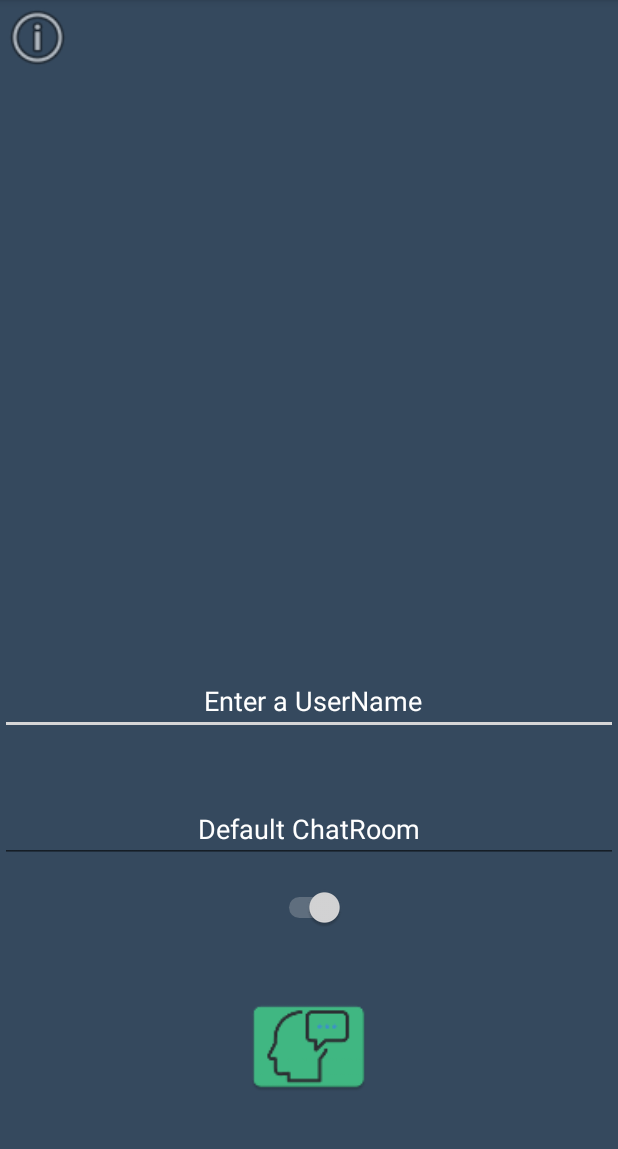
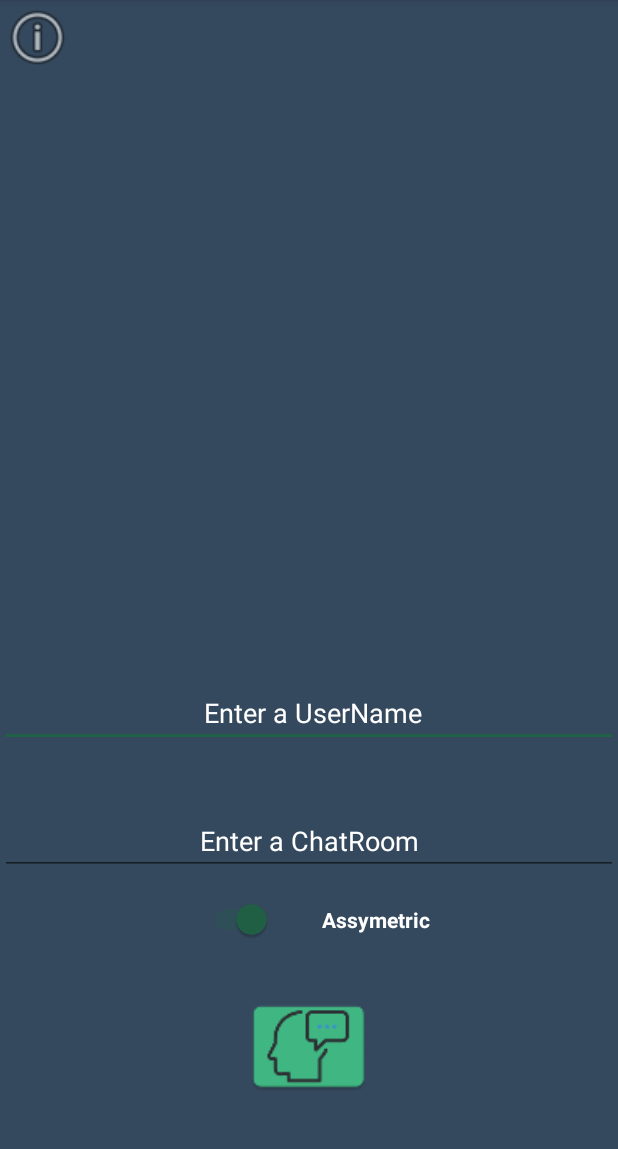
Before and after one commit to PIIZH/Albiol_Gimenez_Projecte_M09UF1_Krypto, an Android app: the MainActivity screen opened directly, with no data from a screen before it, after a tap on an icon or button, on a phone screen of 412 x 824 dp, the part 84-1233 px from its top. Run offline under Robolectric (Android 15) with nearby library versions, the phone set to English and light mode, and no system bars; our stand-ins replace ButterKnife.

Commit message:
two types of message. user class deprecated. switch encrypt mode done.

```diff
--- a/app/src/main/java/com/example/miquelgimenez/albiol_gimenez_projecte_m09uf1/Controller/User.java
+++ b/app/src/main/java/com/example/miquelgimenez/albiol_gimenez_projecte_m09uf1/Controller/User.java
@@ -4,6 +4,7 @@ package com.example.miquelgimenez.albiol_gimenez_projecte_m09uf1.Controller;
  * Created by gerard on 30/03/17.
  */
 
+//TODO: Deprecated
 public class User {
 
     private String username;
--- a/app/src/main/java/com/example/miquelgimenez/albiol_gimenez_projecte_m09uf1/View/MainActivity.java
+++ b/app/src/main/java/com/example/miquelgimenez/albiol_gimenez_projecte_m09uf1/View/MainActivity.java
@@ -25,9 +25,10 @@ public class MainActivity extends AppCompatActivity{
     @BindView(R.id.swDefaultChatRoom) Switch swDefaultChatRoom;
     @BindView(R.id.txvHelp) TextView txvHelp;
     @BindView(R.id.btnHelp) Button btnHelp;
+    @BindView(R.id.tvMode) TextView mode;
 
     public static final String extraUsername = "com.example.miquelgimenez.albiol_gimenez_projecte_m09uf1.Username";
-    public static final String extraChatRoom = "com.example.miquelgimenez.albiol_gimenez_projecte_m09uf1.ChatRoom";
+    public static final String encryptMode = "com.example.miquelgimenez.albiol_gimenez_projecte_m09uf1.ChatRoom";
 
     @Override
     protected void onCreate(Bundle savedInstanceState) {
@@ -64,12 +65,14 @@ public class MainActivity extends AppCompatActivity{
         etChatRoom.setText(null);
 
         if(!swDefaultChatRoom.isChecked()){
-            etChatRoom.setHint("Enter a ChatRoom");
-            etChatRoom.setFocusable(true);
+//            etChatRoom.setHint("Enter a ChatRoom");
+//            etChatRoom.setFocusable(true);
+            mode.setText("Symmetric");
         }
         else {
-           etChatRoom.setHint("Default ChatRoom");
-           etChatRoom.setFocusable(false);
+//           etChatRoom.setHint("Default ChatRoom");
+//           etChatRoom.setFocusable(false);
+            mode.setText("Assymetric");
        }
 
     }
@@ -83,13 +86,14 @@ public class MainActivity extends AppCompatActivity{
         if(etUsername.getText().length() > 0){
 
             chatAct_intent.putExtra(extraUsername, etUsername.getText().toString());
+            chatAct_intent.putExtra(encryptMode, mode.getText().toString());
 
-            if(etChatRoom.isFocusable() && etUsername.getText().length() > 0){
-                chatAct_intent.putExtra(extraChatRoom, etChatRoom.getText().toString());
-            }
-            else {
-                chatAct_intent.putExtra(extraChatRoom, "dam");
-            }
+//            if(etChatRoom.isFocusable() && etUsername.getText().length() > 0){
+//                chatAct_intent.putExtra(encryptMode, mode.getText().toString());
+//            }
+//            else {
+//                chatAct_intent.putExtra(encryptMode, "dam");
+//            }
 
             startActivity(chatAct_intent);
         }
--- a/app/src/main/res/layout/main_activity.xml
+++ b/app/src/main/res/layout/main_activity.xml
@@ -1,6 +1,7 @@
 <?xml version="1.0" encoding="utf-8"?>
 <RelativeLayout xmlns:android="http://schemas.android.com/apk/res/android"
     xmlns:app="http://schemas.android.com/apk/res-auto"
+    xmlns:tools="http://schemas.android.com/tools"
     android:layout_width="match_parent"
     android:layout_height="match_parent"
     android:background="@color/colorPrimaryDark"
@@ -40,9 +41,12 @@
         android:id="@+id/swDefaultChatRoom"
         android:layout_width="wrap_content"
         android:layout_height="wrap_content"
-        android:layout_marginBottom="39dp"
+        android:layout_marginBottom="31dp"
+        android:splitTrack="false"
+        tools:checked="false"
         android:layout_above="@+id/btnStartChat"
-        android:layout_centerHorizontal="true" />
+        android:layout_alignStart="@+id/txvHelp"
+        android:layout_marginStart="56dp" />
 
     <Button
         android:id="@+id/btnStartChat"
@@ -78,4 +82,16 @@
         android:background="@android:drawable/ic_menu_info_details"
         android:elevation="0dp" />
 
+    <TextView
+        android:id="@+id/tvMode"
+        android:layout_width="wrap_content"
+        android:layout_height="wrap_content"
+        android:text="Symmetric"
+        android:textColor="@color/colorWhite"
+        android:textStyle="bold"
+        android:layout_marginStart="33dp"
+        android:layout_alignBaseline="@+id/swDefaultChatRoom"
+        android:layout_alignBottom="@+id/swDefaultChatRoom"
+        android:layout_toEndOf="@+id/swDefaultChatRoom" />
+
 </RelativeLayout>
--- a/app/src/main/res/values/colors.xml
+++ b/app/src/main/res/values/colors.xml
@@ -2,6 +2,6 @@
 <resources>
     <color name="colorPrimary">#41b883</color>
     <color name="colorPrimaryDark">#35495e</color>
-    <color name="x">#216145</color>
+    <color name="colorAccent">#216145</color>
     <color name="colorWhite">#ffffff</color>
 </resources>
```
Also changed, not shown: app/src/main/java/com/example/miquelgimenez/albiol_gimenez_projecte_m09uf1/Controller/ListChatAdapter.java (+35 -6 lines), app/src/main/java/com/example/miquelgimenez/albiol_gimenez_projecte_m09uf1/View/ChatActivity.java (+11 -21 lines), app/src/main/res/layout/message_item_chat_other.xml (added, +34 -0 lines).
